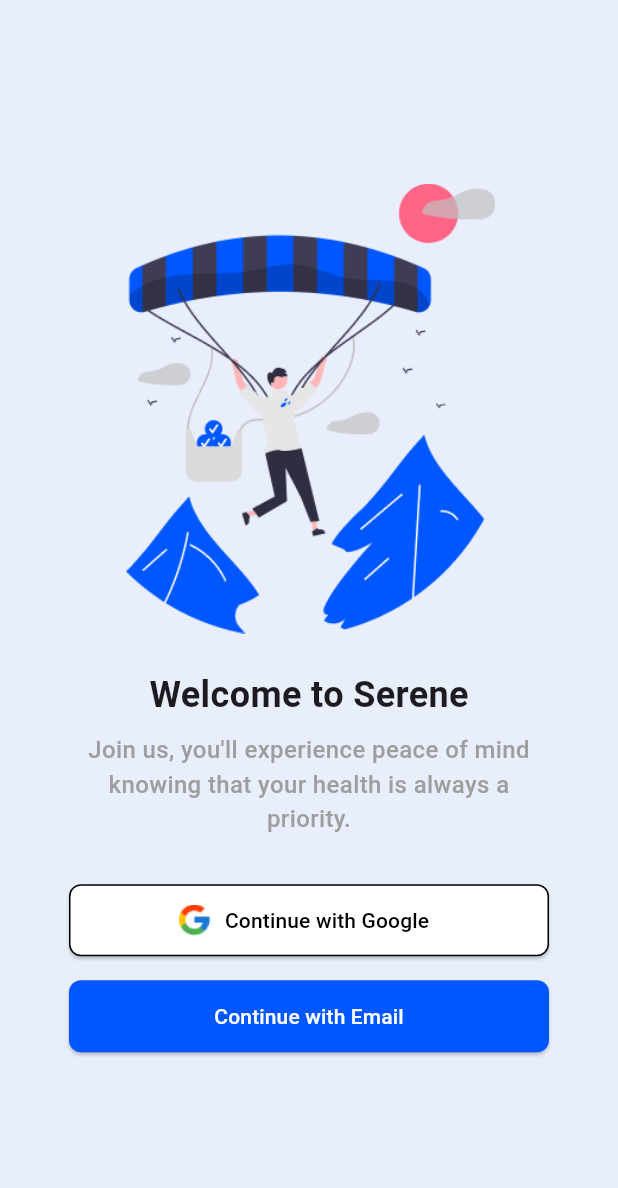
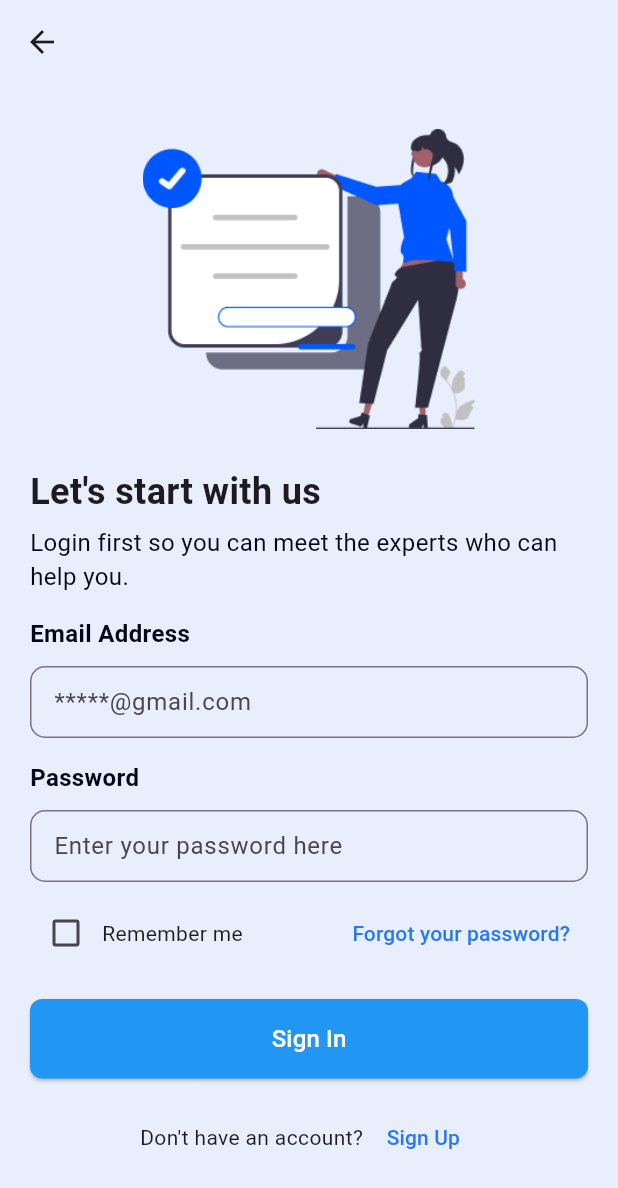
Before and after one commit to pavellsan8/serene_app_ui, a Flutter app: the screen it shows after launch, after a tap on "Continue with Email", on a phone screen of 412 x 824 dp. Shown: the top 1188 px of the screen. Run offline on Flutter 3.47's test engine with Material 3 defaults, Android fonts, the light colour scheme and no system bars.

Commit message:
Setup login page done

```diff
--- a/lib/main.dart
+++ b/lib/main.dart
@@ -1,8 +1,10 @@
 import 'package:flutter/material.dart';
 import 'package:provider/provider.dart';
 
-import 'package:serene_app/viewmodels/auth/get_started_viewmodel.dart';
-import 'package:serene_app/views/get_started/get_started_view.dart';
+import '../utils/routes.dart';
+import '../viewmodels/auth/get_started_viewmodel.dart';
+import '../views/auth/get_started_view.dart';
+import '../views/auth/login_view.dart';
 
 void main() {
   runApp(
@@ -20,9 +22,13 @@
 
   @override
   Widget build(BuildContext context) {
-    return const MaterialApp(
+    return MaterialApp(
       debugShowCheckedModeBanner: false,
-      home: GetStartedScreen(),
+      initialRoute: AppRoutes.getStarted,
+      routes: {
+        AppRoutes.getStarted: (context) => const GetStartedScreen(),
+        AppRoutes.login: (context) => const LoginScreen(),
+      },
     );
   }
 }
--- /dev/null
+++ b/lib/models/auth/login_model.dart
@@ -0,0 +1,7 @@
+class LoginModel {
+  String email;
+  String password;
+  bool rememberMe;
+
+  LoginModel({required this.email, required this.password, this.rememberMe = false});
+}
--- a/lib/utils/colors.dart
+++ b/lib/utils/colors.dart
@@ -3,4 +3,6 @@ import 'package:flutter/material.dart';
 class AppColors {
   static const Color buttonColor = Color(0xFF0057FF);
   static const Color backgroundColor = Color(0xFFE8EEFC);
+  static const Color fontColor = Color(0xFF030617);
+  static const Color fontBlueColor = Color(0xFF2878EF);
 }
--- a/lib/utils/routes.dart
+++ b/lib/utils/routes.dart
@@ -1,26 +1,4 @@
-import 'package:flutter/material.dart';
-
-import '../views/get_started/get_started_view.dart';
-
 class AppRoutes {
-  static const String getStarted = '/getStarted';
-  // static const String home = '/home';
-  // static const String register = '/register';
-
-  static Route<dynamic> generateRoute(RouteSettings settings) {
-    switch (settings.name) {
-      case getStarted:
-        return MaterialPageRoute(builder: (_) => const GetStartedScreen());
-      // case home:
-      //   return MaterialPageRoute(builder: (_) => const HomeScreen());
-      // case register:
-      //   return MaterialPageRoute(builder: (_) => const RegisterScreen());
-      default:
-        return MaterialPageRoute(
-          builder: (_) => const Scaffold(
-            body: Center(child: Text("Page Not Found")),
-          ),
-        );
-    }
-  }
+  static const String getStarted = "/getStarted";
+  static const String login = "/login";
 }
--- /dev/null
+++ b/lib/viewmodels/auth/login_viewmodel.dart
@@ -0,0 +1,35 @@
+import 'package:flutter/material.dart';
+
+class LoginViewModel extends ChangeNotifier {
+  final TextEditingController emailController = TextEditingController();
+  final TextEditingController passwordController = TextEditingController();
+  bool rememberMe = false;
+
+  void toggleRememberMe() {
+    rememberMe = !rememberMe;
+    notifyListeners();
+  }
+
+  void login(BuildContext context) {
+    String email = emailController.text.trim();
+    String password = passwordController.text.trim();
+
+    if (email.isEmpty || password.isEmpty) {
+      ScaffoldMessenger.of(context).showSnackBar(
+        const SnackBar(content: Text("Please enter email and password")),
+      );
+      return;
+    }
+
+    ScaffoldMessenger.of(context).showSnackBar(
+      SnackBar(content: Text("Login Successful: $email")),
+    );
+  }
+
+  @override
+  void dispose() {
+    emailController.dispose();
+    passwordController.dispose();
+    super.dispose();
+  }
+}
--- a/lib/views/get_started/get_started_view.dart
+++ b/lib/views/auth/get_started_view.dart
@@ -3,6 +3,7 @@ import 'package:provider/provider.dart';
 
 import '../../viewmodels/auth/get_started_viewmodel.dart';
 import '../../utils/colors.dart';
+import '../../utils/routes.dart';
 
 class GetStartedScreen extends StatelessWidget {
   const GetStartedScreen({super.key});
@@ -16,13 +17,13 @@ class GetStartedScreen extends StatelessWidget {
       body: SafeArea(
         child: Padding(
           padding: const EdgeInsets.symmetric(
-            horizontal: 46,
+            horizontal: 36,
           ),
           child: Column(
             mainAxisAlignment: MainAxisAlignment.center,
             children: [
               Image.asset(
-                'assets/images/get_started/welcome.png',
+                'assets/images/auth/welcome.png',
                 height: 300,
               ),
               const SizedBox(height: 24),
@@ -40,10 +41,10 @@ class GetStartedScreen extends StatelessWidget {
                 style: TextStyle(
                   fontSize: 16,
                   fontWeight: FontWeight.w500,
-                  color: Colors.grey,
+                  color: AppColors.fontColor,
                 ),
               ),
-              const SizedBox(height: 32),
+              const SizedBox(height: 50),
               SizedBox(
                 width: double.infinity,
                 height: 48,
@@ -70,19 +71,13 @@ class GetStartedScreen extends StatelessWidget {
                   ),
                 ),
               ),
-              const SizedBox(height: 16),
+              const SizedBox(height: 25),
               SizedBox(
                 width: double.infinity,
                 height: 48,
                 child: ElevatedButton(
                   onPressed: () {
-                    Navigator.push(
-                      context,
-                      MaterialPageRoute(
-                        builder: (context) =>
-                            const GetStartedScreen(), //LoginScreen(),
-                      ),
-                    );
+                    Navigator.pushNamed(context, AppRoutes.login);
                   },
                   style: ElevatedButton.styleFrom(
                     backgroundColor: AppColors.buttonColor,
--- /dev/null
+++ b/lib/views/auth/login_view.dart
@@ -0,0 +1,143 @@
+import 'package:flutter/material.dart';
+import 'package:provider/provider.dart';
+
+import '../../utils/colors.dart';
+import '../../widgets/textfield_widget.dart';
+import '../../viewmodels/auth/login_viewmodel.dart';
+
+class LoginScreen extends StatelessWidget {
+  const LoginScreen({super.key});
+
+  @override
+  Widget build(BuildContext context) {
+    return ChangeNotifierProvider(
+      create: (context) => LoginViewModel(),
+      child: Scaffold(
+        backgroundColor: AppColors.backgroundColor,
+        appBar: AppBar(
+          leading: IconButton(
+            icon: const Icon(Icons.arrow_back),
+            onPressed: () => Navigator.pop(context),
+          ),
+          backgroundColor: AppColors.backgroundColor,
+          elevation: 0,
+        ),
+        body: Padding(
+          padding: const EdgeInsets.symmetric(horizontal: 20),
+          child: Consumer<LoginViewModel>(
+            builder: (context, viewModel, child) {
+              return SingleChildScrollView(
+                child: Column(
+                  crossAxisAlignment: CrossAxisAlignment.center,
+                  children: [
+                    const SizedBox(height: 30),
+                    Image.asset(
+                      'assets/images/auth/login.png',
+                      height: 200,
+                    ),
+                    const SizedBox(height: 25),
+                    const Align(
+                      alignment: Alignment.centerLeft,
+                      child: Text(
+                        "Let's start with us",
+                        style: TextStyle(
+                          fontSize: 24,
+                          fontWeight: FontWeight.bold,
+                        ),
+                      ),
+                    ),
+                    const SizedBox(height: 5),
+                    const Align(
+                      alignment: Alignment.centerLeft,
+                      child: Text(
+                        "Login first so you can meet the experts who can help you.",
+                        style: TextStyle(
+                          fontSize: 16,
+                          color: AppColors.fontColor,
+                        ),
+                      ),
+                    ),
+                    const SizedBox(height: 15),
+                    const CustomLabel("Email Address"),
+                    const SizedBox(height: 10),
+                    CustomTextField(
+                      controller: viewModel.emailController,
+                      hintText: "*****@gmail.com",
+                    ),
+                    const SizedBox(height: 15),
+                    const CustomLabel("Password"),
+                    const SizedBox(height: 10),
+                    CustomTextField(
+                      controller: viewModel.passwordController,
+                      hintText: "Enter your password here",
+                      obscureText: true,
+                    ),
+                    const SizedBox(height: 10),
+                    Row(
+                      mainAxisAlignment: MainAxisAlignment.spaceBetween,
+                      children: [
+                        Row(
+                          children: [
+                            Checkbox(
+                              value: viewModel.rememberMe,
+                              onChanged: (value) =>
+                                  viewModel.toggleRememberMe(),
+                            ),
+                            const Text("Remember me"),
+                          ],
+                        ),
+                        TextButton(
+                          onPressed: () {},
+                          style: TextButton.styleFrom(
+                            foregroundColor: AppColors.fontBlueColor,
+                          ),
+                          child: const Text("Forgot your password?"),
+                        ),
+                      ],
+                    ),
+                    const SizedBox(height: 20),
+                    SizedBox(
+                      width: double.infinity,
+                      child: ElevatedButton(
+                        style: ElevatedButton.styleFrom(
+                          backgroundColor: Colors.blue,
+                          padding: const EdgeInsets.symmetric(vertical: 15),
+                          shape: RoundedRectangleBorder(
+                            borderRadius: BorderRadius.circular(8),
+                          ),
+                        ),
+                        onPressed: () => viewModel.login(context),
+                        child: const Text(
+                          "Sign In",
+                          style: TextStyle(
+                            color: Colors.white,
+                            fontSize: 16,
+                          ),
+                        ),
+                      ),
+                    ),
+                    const SizedBox(height: 15),
+                    Row(
+                      mainAxisAlignment: MainAxisAlignment.center,
+                      children: [
+                        const Text("Don't have an account? "),
+                        TextButton(
+                          onPressed: () {},
+                          style: TextButton.styleFrom(
+                            foregroundColor: AppColors.fontBlueColor,
+                          ),
+                          child: const Text("Sign Up"),
+                        ),
+                      ],
+                    ),
+                    const SizedBox(height: 30),
+                  ],
+                ),
+              );
+            },
+          ),
+        ),
+      ),
+    );
+  }
+}
--- /dev/null
+++ b/lib/widgets/textfield_widget.dart
@@ -0,0 +1,53 @@
+import 'package:flutter/material.dart';
+
+import '../utils/colors.dart';
+
+class CustomLabel extends StatelessWidget {
+  final String text;
+  const CustomLabel(this.text, {super.key});
+
+  @override
+  Widget build(BuildContext context) {
+    return Align(
+      alignment: Alignment.centerLeft,
+      child: Text(
+        text,
+        style: const TextStyle(
+          fontSize: 16,
+          fontWeight: FontWeight.w600,
+          color: AppColors.fontColor,
+        ),
+      ),
+    );
+  }
+}
+
+class CustomTextField extends StatelessWidget {
+  final TextEditingController controller;
+  final String hintText;
+  final bool obscureText;
+
+  const CustomTextField({
+    super.key,
+    required this.controller,
+    required this.hintText,
+    this.obscureText = false,
+  });
+
+  @override
+  Widget build(BuildContext context) {
+    return TextField(
+      style: const TextStyle(
+        fontSize: 10,
+      ),
+      controller: controller,
+      obscureText: obscureText,
+      decoration: InputDecoration(
+        labelText: hintText,
+        border: OutlineInputBorder(
+          borderRadius: BorderRadius.circular(10),
+        ),
+      ),
+    );
+  }
+}
--- a/pubspec.yaml
+++ b/pubspec.yaml
@@ -24,7 +24,7 @@ flutter:
 
   assets:
     - assets/images/
-    - assets/images/get_started/
+    - assets/images/auth/
     - assets/icons/
 
   # An image asset can refer to one or more resolution-specific "variants", see
```
Also changed, not shown: assets/images/auth/login.png (added), assets/images/auth/welcome.png (renamed from assets/images/get_started/welcome.png), assets/images/get_started/welcome.jpg (deleted).
